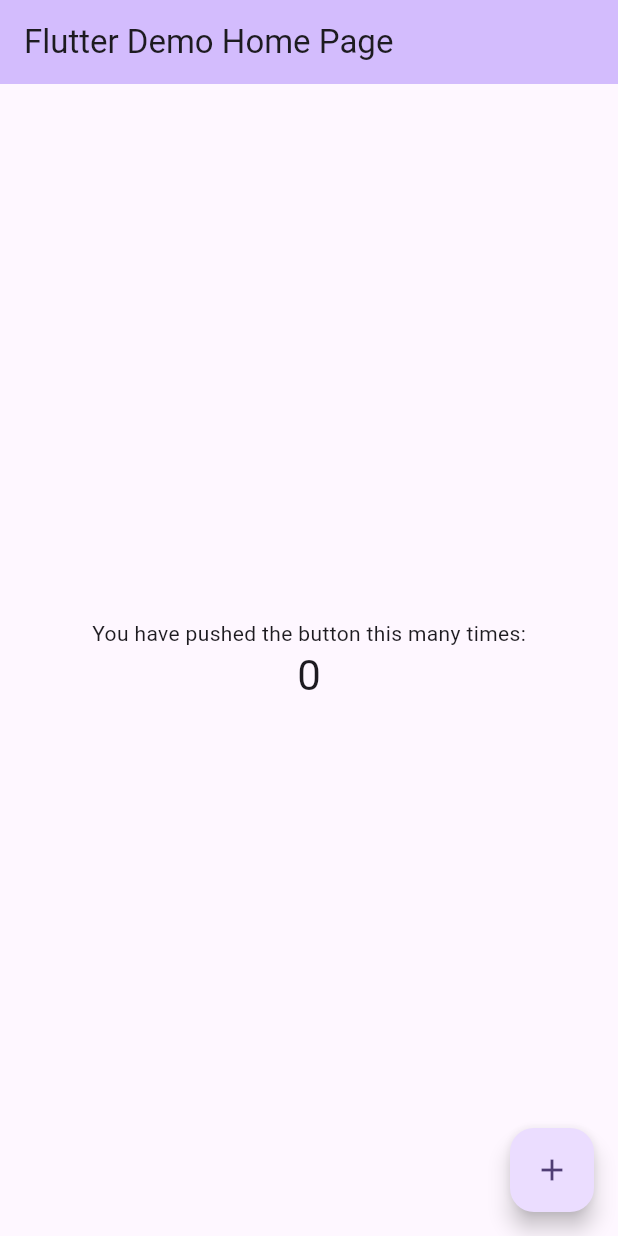
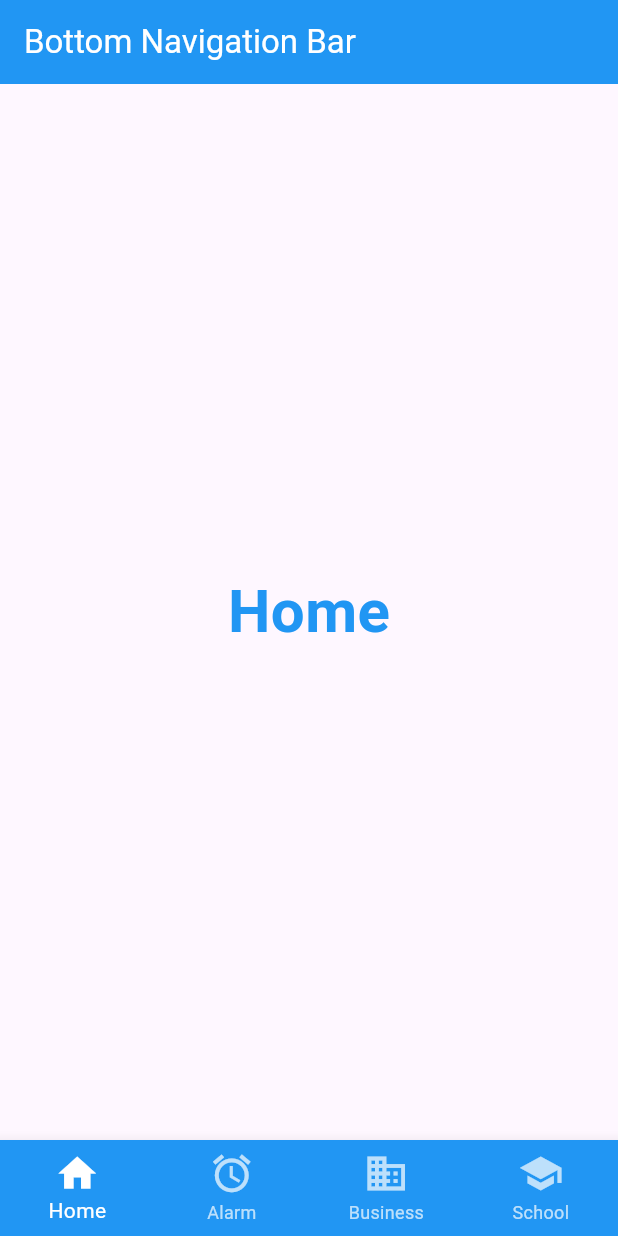
Before and after one commit to aininjeffery/TMA3084_102810_Lab05, a Flutter app: the screen it shows after launch, on a phone screen of 412 x 824 dp. Run offline on Flutter 3.47's test engine with Material 3 defaults, Android fonts, the phone set to English and light mode, and no system bars.

Commit message:
Add Lab A bottom navigation screens

```diff
--- a/bottom_navigator_bar_lab/lib/main.dart
+++ b/bottom_navigator_bar_lab/lib/main.dart
@@ -1,121 +1,71 @@
 import 'package:flutter/material.dart';
 
-void main() {
-  runApp(const MyApp());
-}
+import 'screen1.dart';
+import 'screen2.dart';
+import 'screen3.dart';
+import 'screen4.dart';
+
+void main() => runApp(const MyApp());
 
 class MyApp extends StatelessWidget {
   const MyApp({super.key});
 
-  // This widget is the root of your application.
   @override
   Widget build(BuildContext context) {
-    return MaterialApp(
-      title: 'Flutter Demo',
-      theme: ThemeData(
-        // This is the theme of your application.
-        //
-        // TRY THIS: Try running your application with "flutter run". You'll see
-        // the application has a purple toolbar. Then, without quitting the app,
-        // try changing the seedColor in the colorScheme below to Colors.green
-        // and then invoke "hot reload" (save your changes or press the "hot
-        // reload" button in a Flutter-supported IDE, or press "r" if you used
-        // the command line to start the app).
-        //
-        // Notice that the counter didn't reset back to zero; the application
-        // state is not lost during the reload. To reset the state, use hot
-        // restart instead.
-        //
-        // This works for code too, not just values: Most code changes can be
-        // tested with just a hot reload.
-        colorScheme: .fromSeed(seedColor: Colors.deepPurple),
-      ),
-      home: const MyHomePage(title: 'Flutter Demo Home Page'),
+    return const MaterialApp(
+      debugShowCheckedModeBanner: false,
+      home: BottomNavLab(),
     );
   }
 }
 
-class MyHomePage extends StatefulWidget {
-  const MyHomePage({super.key, required this.title});
-
-  // This widget is the home page of your application. It is stateful, meaning
-  // that it has a State object (defined below) that contains fields that affect
-  // how it looks.
-
-  // This class is the configuration for the state. It holds the values (in this
-  // case the title) provided by the parent (in this case the App widget) and
-  // used by the build method of the State. Fields in a Widget subclass are
-  // always marked "final".
-
-  final String title;
+class BottomNavLab extends StatefulWidget {
+  const BottomNavLab({super.key});
 
   @override
-  State<MyHomePage> createState() => _MyHomePageState();
+  State<BottomNavLab> createState() => _BottomNavLabState();
 }
 
-class _MyHomePageState extends State<MyHomePage> {
-  int _counter = 0;
+class _BottomNavLabState extends State<BottomNavLab> {
+  int currentIndex = 0;
 
-  void _incrementCounter() {
-    setState(() {
-      // This call to setState tells the Flutter framework that something has
-      // changed in this State, which causes it to rerun the build method below
-      // so that the display can reflect the updated values. If we changed
-      // _counter without calling setState(), then the build method would not be
-      // called again, and so nothing would appear to happen.
-      _counter++;
-    });
-  }
+  final List<Widget> screens = const [
+    Screen1(),
+    Screen2(),
+    Screen3(),
+    Screen4(),
+  ];
 
   @override
   Widget build(BuildContext context) {
-    // This method is rerun every time setState is called, for instance as done
-    // by the _incrementCounter method above.
-    //
-    // The Flutter framework has been optimized to make rerunning build methods
-    // fast, so that you can just rebuild anything that needs updating rather
-    // than having to individually change instances of widgets.
     return Scaffold(
       appBar: AppBar(
-        // TRY THIS: Try changing the color here to a specific color (to
-        // Colors.amber, perhaps?) and trigger a hot reload to see the AppBar
-        // change color while the other colors stay the same.
-        backgroundColor: Theme.of(context).colorScheme.inversePrimary,
-        // Here we take the value from the MyHomePage object that was created by
-        // the App.build method, and use it to set our appbar title.
-        title: Text(widget.title),
+        title: const Text('Bottom Navigation Bar'),
+        backgroundColor: Colors.blue,
+        foregroundColor: Colors.white,
       ),
-      body: Center(
-        // Center is a layout widget. It takes a single child and positions it
-        // in the middle of the parent.
-        child: Column(
-          // Column is also a layout widget. It takes a list of children and
-          // arranges them vertically. By default, it sizes itself to fit its
-          // children horizontally, and tries to be as tall as its parent.
-          //
-          // Column has various properties to control how it sizes itself and
-          // how it positions its children. Here we use mainAxisAlignment to
-          // center the children vertically; the main axis here is the vertical
-          // axis because Columns are vertical (the cross axis would be
-          // horizontal).
-          //
-          // TRY THIS: Invoke "debug painting" (choose the "Toggle Debug Paint"
-          // action in the IDE, or press "p" in the console), to see the
-          // wireframe for each widget.
-          mainAxisAlignment: .center,
-          children: [
-            const Text('You have pushed the button this many times:'),
-            Text(
-              '$_counter',
-              style: Theme.of(context).textTheme.headlineMedium,
-            ),
-          ],
-        ),
-      ),
-      floatingActionButton: FloatingActionButton(
-        onPressed: _incrementCounter,
-        tooltip: 'Increment',
-        child: const Icon(Icons.add),
+      body: screens[currentIndex],
+      bottomNavigationBar: BottomNavigationBar(
+        type: BottomNavigationBarType.fixed,
+        backgroundColor: Colors.blue,
+        selectedItemColor: Colors.white,
+        unselectedItemColor: Colors.white70,
+        iconSize: 30,
+        currentIndex: currentIndex,
+        onTap: (int index) {
+          setState(() {
+            currentIndex = index;
+          });
+        },
+        items: const [
+          BottomNavigationBarItem(icon: Icon(Icons.home), label: 'Home'),
+          BottomNavigationBarItem(icon: Icon(Icons.alarm), label: 'Alarm'),
+          BottomNavigationBarItem(
+            icon: Icon(Icons.business),
+            label: 'Business',
+          ),
+          BottomNavigationBarItem(icon: Icon(Icons.school), label: 'School'),
+        ],
       ),
     );
   }
--- /dev/null
+++ b/bottom_navigator_bar_lab/lib/screen1.dart
@@ -0,0 +1,19 @@
+import 'package:flutter/material.dart';
+
+class Screen1 extends StatelessWidget {
+  const Screen1({super.key});
+
+  @override
+  Widget build(BuildContext context) {
+    return const Center(
+      child: Text(
+        'Home',
+        style: TextStyle(
+          fontSize: 40,
+          fontWeight: FontWeight.bold,
+          color: Colors.blue,
+        ),
+      ),
+    );
+  }
+}
```
Also changed, not shown: bottom_navigator_bar_lab/lib/screen2.dart (added, +19 -0 lines), bottom_navigator_bar_lab/lib/screen3.dart (added, +19 -0 lines), bottom_navigator_bar_lab/lib/screen4.dart (added, +19 -0 lines), 2 other files.
